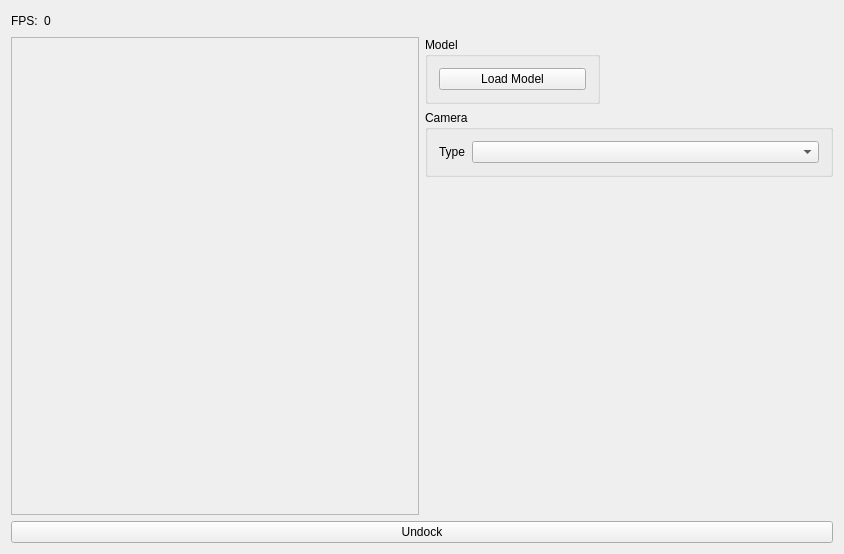
First picture: the form in forms/phongwindow.ui, repository laura-96/AG-Project2-SSAO, before the edit.
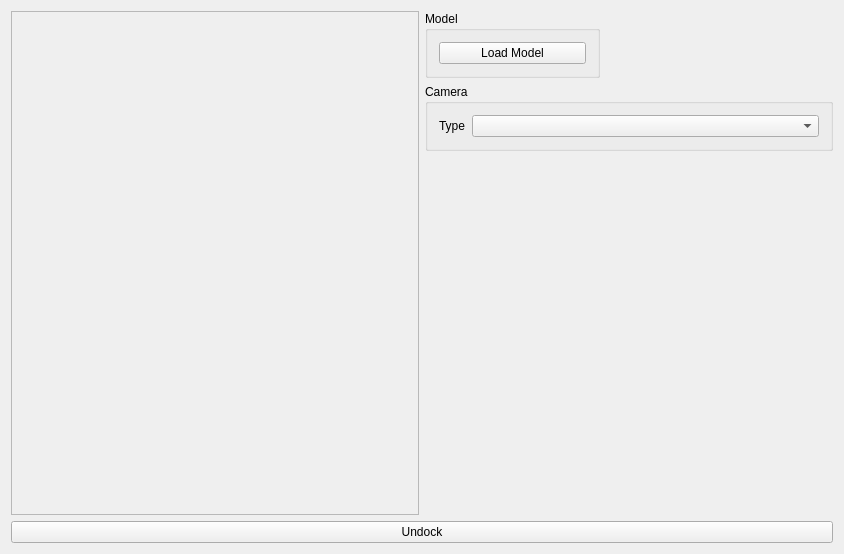
Second picture: the form after the edit.

Commit message: I am the worst programmer, Laura is the best one :P

Patch:
```diff
--- a/forms/phongwindow.ui
+++ b/forms/phongwindow.ui
@@ -14,7 +14,7 @@
    <string>Phong Shading</string>
   </property>
   <layout class="QGridLayout" name="gridLayout_3">
-   <item row="3" column="0">
+   <item row="1" column="0">
     <layout class="QHBoxLayout" name="horizontalLayout_2">
      <item>
       <widget class="QFrame" name="qGLFrame">
@@ -121,37 +121,6 @@
      </property>
     </widget>
    </item>
-   <item row="1" column="0" rowspan="2">
-    <layout class="QHBoxLayout" name="horizontalLayout">
-     <item>
-      <widget class="QLabel" name="label_3">
-       <property name="text">
-        <string>FPS:</string>
-       </property>
-      </widget>
-     </item>
-     <item>
-      <widget class="QLabel" name="fps_count">
-       <property name="text">
-        <string>0</string>
-       </property>
-      </widget>
-     </item>
-     <item>
-      <spacer name="horizontalSpacer">
-       <property name="orientation">
-        <enum>Qt::Horizontal</enum>
-       </property>
-       <property name="sizeHint" stdset="0">
-        <size>
-         <width>40</width>
-         <height>20</height>
-        </size>
-       </property>
-      </spacer>
-     </item>
-    </layout>
-   </item>
   </layout>
  </widget>
  <layoutdefault spacing="6" margin="11"/>
```
Left out of the diff: 2 changed lines with no effect on the pictures.
